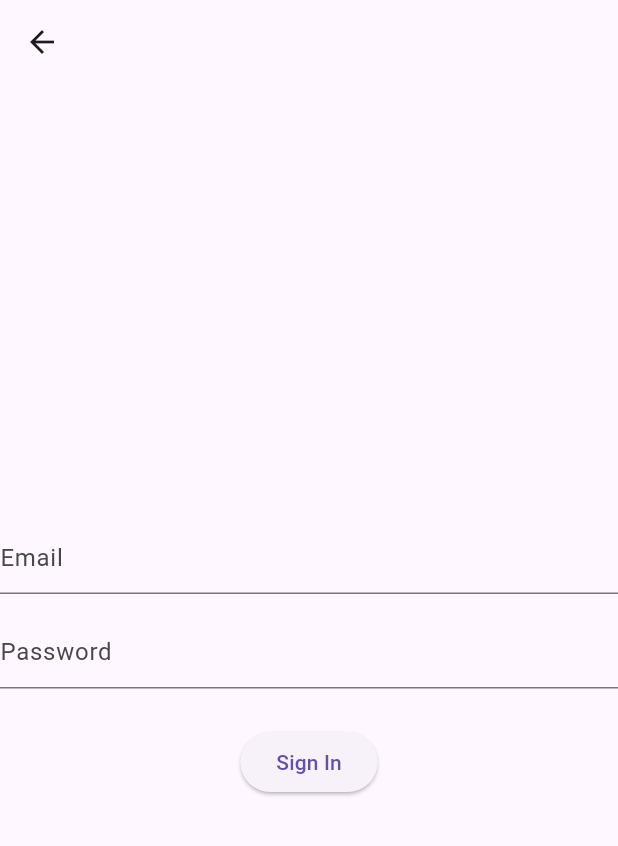
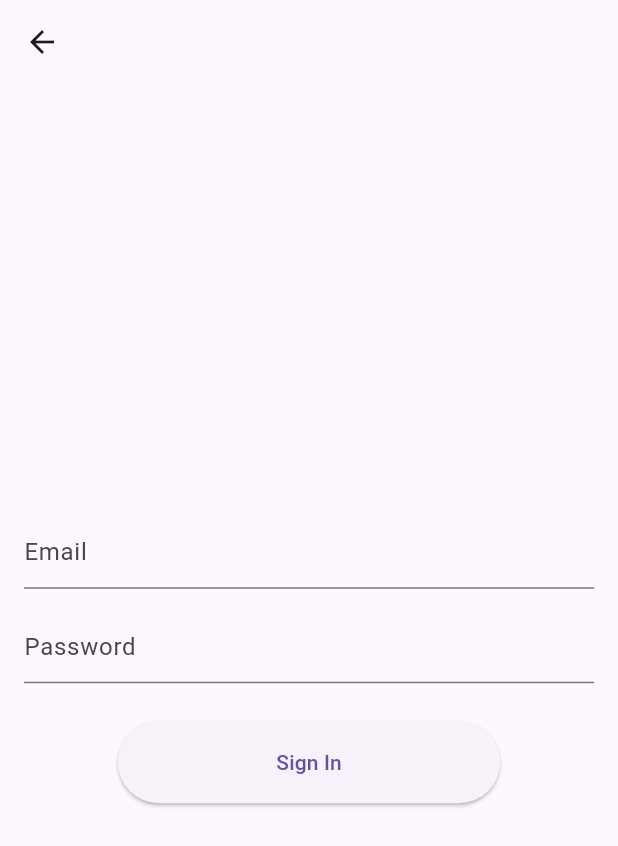
Before and after one commit to clawvyrin/CS50-Final-Project, a Flutter app: the SignIn screen opened by its route, after a tap on "Sign In", on a phone screen of 412 x 824 dp. Shown: the top 846 px of the screen. Run offline on Flutter 3.47's test engine with Material 3 defaults, Android fonts, the phone set to English and light mode, and no system bars; drawn by our look-alikes of flutter_platform_widgets; our stand-ins replace flutter_riverpod, go_router, image_cropper, image_picker, logger, supabase_flutter; accounts and stored records are empty.

Commit message:
feat: implement clean sign in form with platform widgets

```diff
--- a/lib/ui/screens/authentication/sign_in.dart
+++ b/lib/ui/screens/authentication/sign_in.dart
@@ -13,8 +13,7 @@ class SignIn extends StatefulWidget {
 }
 
 class _SignInState extends State<SignIn> {
-  final emailKey = GlobalKey<FormState>();
-  final passwordKey = GlobalKey<FormState>();
+  final _formKey = GlobalKey<FormState>();
 
   TextEditingController emailController = TextEditingController();
   TextEditingController passwordController = TextEditingController();
@@ -23,69 +22,62 @@ class _SignInState extends State<SignIn> {
 
   Widget emailForm() {
     return PlatformTextFormField(
-      key: emailKey,
       controller: emailController,
       hintText: "Email",
       keyboardType: TextInputType.emailAddress,
       textInputAction: TextInputAction.next,
-      onChanged: (value) => emailKey.currentState!.validate(),
-      validator: (value) => formValidator(value!, Validator.email),
+      validator: (value) => formValidator(value ?? '', Validator.email),
     );
   }
 
   Widget passwordForm() {
     return PlatformTextFormField(
-      key: passwordKey,
       obscureText: true,
       controller: passwordController,
       hintText: "Password",
       textInputAction: TextInputAction.done,
       keyboardType: TextInputType.name,
-      onChanged: (value) => passwordKey.currentState!.validate(),
-      validator: (value) => formValidator(value!, Validator.password),
+      validator: (value) => formValidator(value ?? '', Validator.password),
     );
   }
 
-  Widget signInButton() {
-    return PlatformElevatedButton(
-      onPressed: isLoading
-          ? null
-          : () async {
-              if (emailKey.currentState!.validate() == false ||
-                  passwordKey.currentState!.validate() == false) {
-                return;
-              }
+  Future<void> _handleSignIn() async {
+    if (!_formKey.currentState!.validate()) return;
 
     setState(() => isLoading = true);
 
-              bool isLoggedIn = await SupabaseServices().signIn(
-                emailController.text.trim(),
-                passwordController.text.trim(),
+    try {
+      // Ton appel Supabase (à décommenter quand ton service est prêt)
+      /*
+      await Supabase.instance.client.auth.signInWithPassword(
+        email: emailController.text.trim(),
+        password: passwordController.text.trim(),
       );
+      */
 
-              setState(() => isLoading = false);
+      appLogger.i("Connexion réussie");
+    } catch (e) {
+      appLogger.e("Erreur de connexion", error: e);
+    } finally {
+      if (mounted) setState(() => isLoading = false);
+    }
+  }
 
-              if (mounted && isLoggedIn) context.pop();
-            },
+  Widget signInButton() {
+    return SizedBox(
+      width: 255,
+      height: 55,
+      child: PlatformElevatedButton(
+        onPressed: isLoading ? null : _handleSignIn,
         child: isLoading ? const CircularProgressIndicator() : Text("Sign In"),
+      ),
     );
   }
 
   @override
   void dispose() {
-    try {
     emailController.dispose();
     passwordController.dispose();
-      emailKey.currentState?.dispose();
-      passwordKey.currentState?.dispose();
-    } catch (e, st) {
-      appLogger.d(
-        "Error disposing controllers in sign in",
-        error: e,
-        stackTrace: st,
-        time: DateTime.now().toUtc(),
-      );
-    }
     super.dispose();
   }
 
@@ -93,8 +85,11 @@ class _SignInState extends State<SignIn> {
   Widget build(BuildContext context) {
     return PlatformScaffold(
       appBar: PlatformAppBar(),
-      body: Column(
-        crossAxisAlignment: CrossAxisAlignment.center,
+      body: Padding(
+        padding: const EdgeInsets.all(16.0),
+        child: Form(
+          key: _formKey,
+          child: Column(
             mainAxisAlignment: MainAxisAlignment.center,
             children: [
               emailForm(),
@@ -104,6 +99,8 @@ class _SignInState extends State<SignIn> {
               signInButton(),
             ],
           ),
+        ),
+      ),
     );
   }
 }
```
Also changed, not shown: lib/ui/screens/authentication/register.dart (+5 -4 lines). Lines whose indentation alone changed are shown as unchanged.
